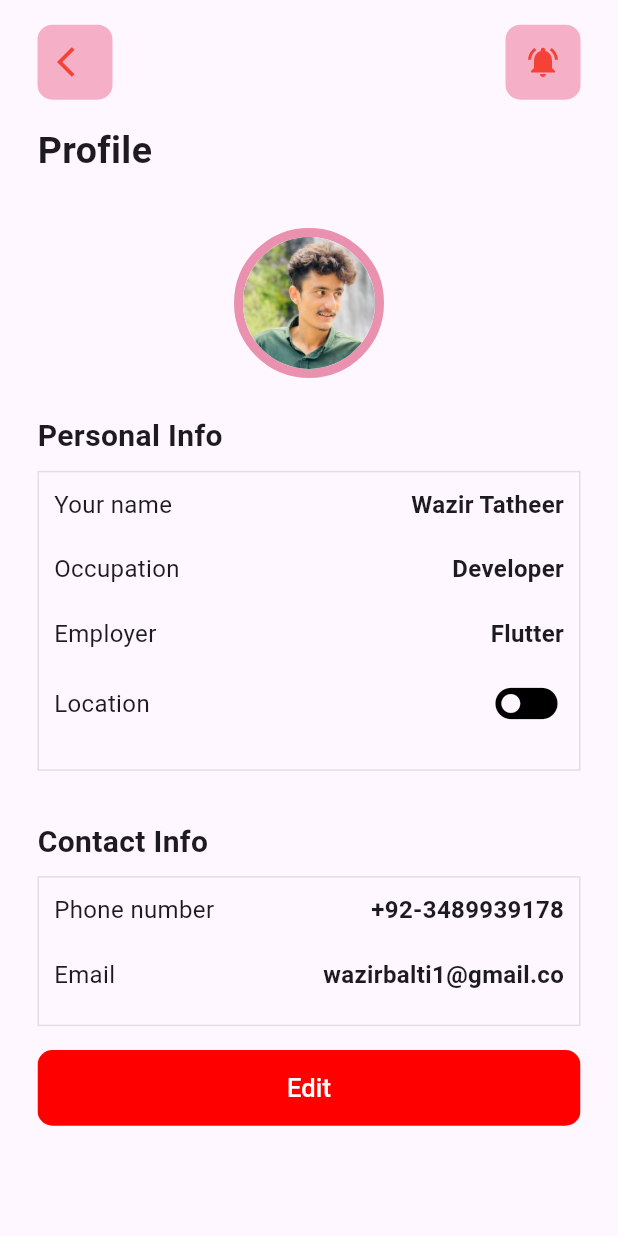
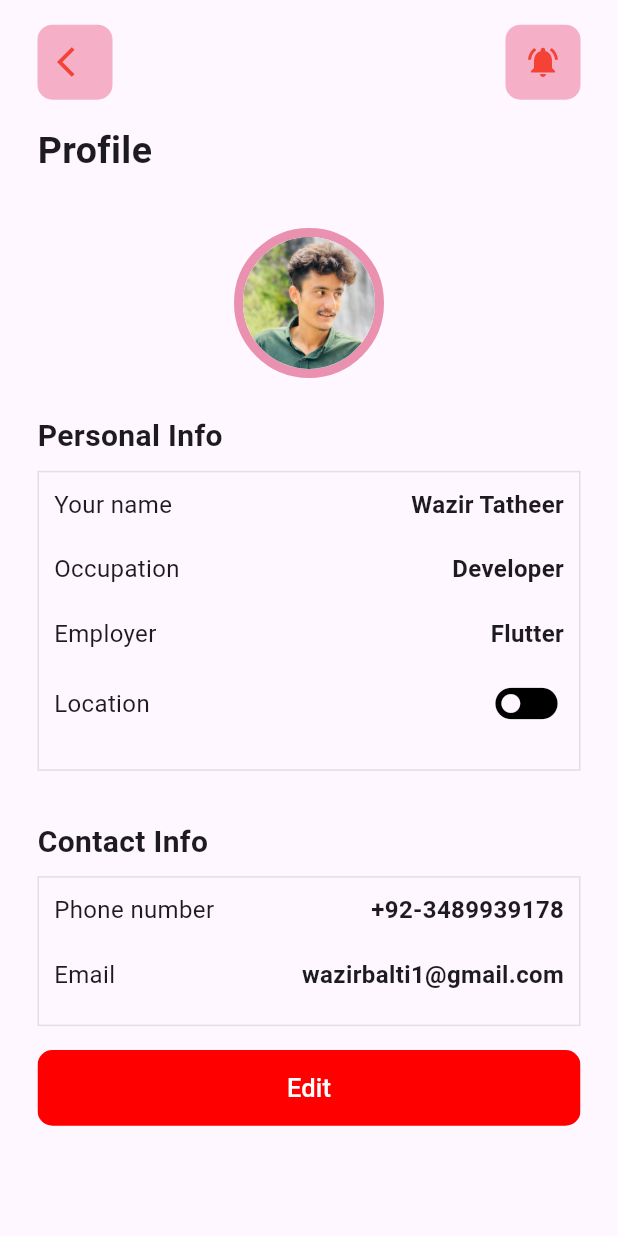
Before and after one commit to wazir1420/Food_Courier_App, a Flutter app: the ProfileView screen opened by its route, on a phone screen of 412 x 824 dp. Run offline on Flutter 3.47's test engine with Material 3 defaults, Android fonts, the phone set to English and light mode, and no system bars; our stand-ins replace firebase_auth, firebase_core, flutter_typeahead, geocoding, google_maps_flutter, socket_io_client and 3 more; accounts and stored records are empty.

Commit message:
done_profile_view

```diff
--- a/myfinalhackathon/lib/view/profile_view.dart
+++ b/myfinalhackathon/lib/view/profile_view.dart
@@ -250,7 +250,7 @@ class ProfileView extends StatelessWidget {
                                   ),
                                 ),
                                 Text(
-                                  'wazirbalti1@gmail.co',
+                                  'wazirbalti1@gmail.com',
                                   style: TextStyle(
                                       fontSize: 16,
                                       fontWeight: FontWeight.bold),
```
